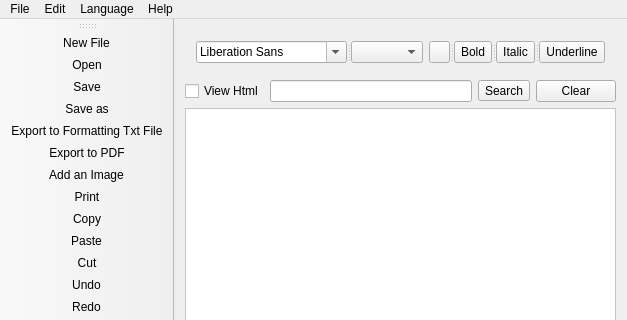
The window that src/mainwindow.ui (ZeroDot1/Clevit) describes before a commit, drawn with Qt 5; both pictures show x 0 to 627 and y 0 to 320 of the 627 by 468 pixel window.
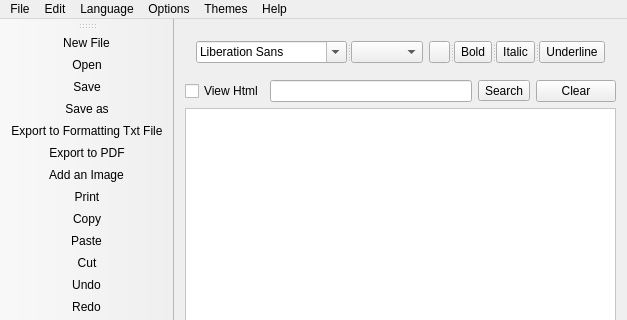
The same window after the commit. Icons and pictures are not drawn.

Commit message: * New menu Option - Theme: Choose a layout theme for the window * New menu Option - Options

What changed in the file:
```diff
--- a/src/mainwindow.ui
+++ b/src/mainwindow.ui
@@ -223,9 +223,26 @@
      <string>Language</string>
     </property>
    </widget>
+   <widget class="QMenu" name="menuOptions">
+    <property name="title">
+     <string>Options</string>
+    </property>
+    <addaction name="actionWindow_Layout_Color"/>
+   </widget>
+   <widget class="QMenu" name="menuThemes">
+    <property name="title">
+     <string>Themes</string>
+    </property>
+    <addaction name="actionNo_Theme"/>
+    <addaction name="actionWood_Theme"/>
+    <addaction name="actionWave_Theme"/>
+    <addaction name="actionRainbow_Theme"/>
+   </widget>
    <addaction name="menuFile"/>
    <addaction name="menuEdit"/>
    <addaction name="menuLanguage"/>
+   <addaction name="menuOptions"/>
+   <addaction name="menuThemes"/>
    <addaction name="menuHelp"/>
   </widget>
   <widget class="QToolBar" name="mainToolBar">
```
Left out of the diff: 25 changed lines with no effect on the pictures. The commit also changes 2 other files.
